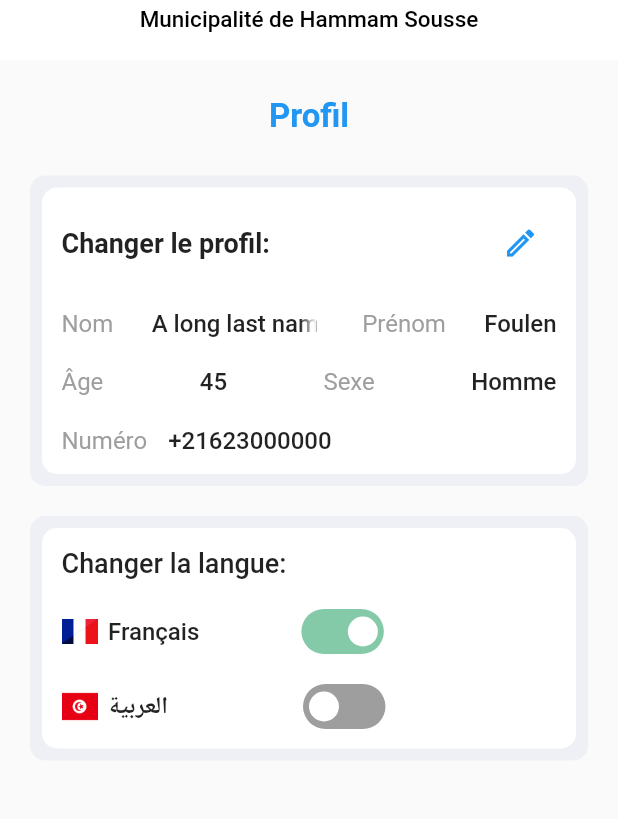
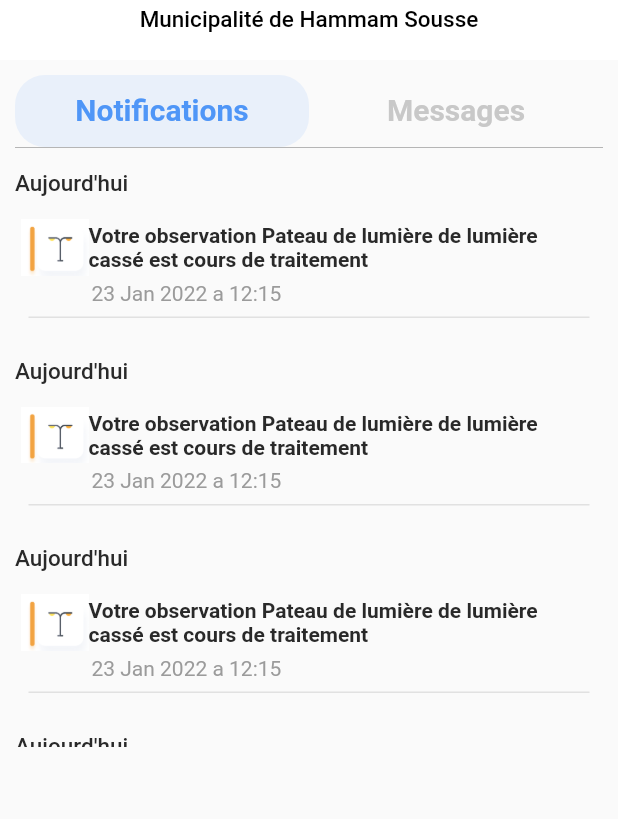
Before and after one commit to aymen2709/FlutterProject-rawia, a Flutter app: the Profil screen opened directly, after a tap on the "notifications" icon, on a phone screen of 412 x 824 dp, the part 90-909 px from its top. Run offline on Flutter 3.47's test engine with Material 2 defaults, Android fonts, the phone set to English and light mode, and no system bars; drawn by our look-alikes of flutter_switch; our stand-ins replace flutter_feather_icons, fluttericon, font_awesome_flutter, google_maps_flutter; Roboto replaces fonts that are missing (Brand Bold).

Commit message:
first commit

```diff
--- /dev/null
+++ b/lib/Notifications.dart
@@ -0,0 +1,257 @@
+import 'package:flutter/material.dart';
+import 'package:flutter/src/foundation/key.dart';
+import 'package:flutter/src/widgets/framework.dart';
+import 'package:flutter_myapp/ObservationsDetails.dart';
+
+class Notifications extends StatefulWidget {
+  const Notifications({ Key ? key}) : super(key: key);
+
+  @override
+  State<Notifications> createState() => _Notifications();
+}
+bool status = false;
+class _Notifications extends State<Notifications> {
+  @override
+  Widget build(BuildContext context) {
+    return Scaffold(
+        backgroundColor: Colors.grey[50],
+        appBar: AppBar(
+            toolbarHeight: 100,
+            elevation: 0.0,
+            title: Container(
+              child: Column(
+                children: <Widget>[
+                  SizedBox(
+                    height: 7.0,
+                  ),
+                  Image(
+                    image: AssetImage('assets/images/Municiaplite.jpeg'),
+                    width: 35.0,
+                    height: 35.0,
+                  ),
+                  SizedBox(
+                    height: 4.0,
+                  ),
+                  Text(
+                    'Municipalité de Hammam Sousse',
+                    style: TextStyle(color: Colors.black, fontSize: 15.0),
+                  ),
+                ],
+              ),
+            ),
+            centerTitle: true,
+            actions: [
+              IconButton(
+                padding: EdgeInsets.symmetric(horizontal: 18),
+                icon: Icon(
+                  Icons.notifications,
+                  color: Colors.blue,
+                ),
+                onPressed: () {
+                  // do something
+                },
+              )
+            ],
+            backgroundColor: Colors.white),
+        body:new Container(
+            padding: new EdgeInsets.all(10.0),
+            child:new Column(
+                crossAxisAlignment: CrossAxisAlignment.center,
+                children: [
+    DefaultTabController(
+    length: 2, // length of tabs
+    initialIndex: 0,
+    child: Column(crossAxisAlignment: CrossAxisAlignment.stretch, children: <Widget>[
+    Container(
+    child: Theme(
+        data: ThemeData(
+            highlightColor: Colors.transparent,
+            splashColor: Colors.transparent,
+            indicatorColor: Colors.transparent
+        ),
+    child: TabBar(
+     indicator: BoxDecoration(
+     color: const Color.fromRGBO(79, 150, 247, 0.1),
+         borderRadius: BorderRadius.circular(20.0),
+     ),
+      indicatorColor: Colors.transparent,
+      labelColor: const Color.fromRGBO(79, 150, 247, 1),
+      unselectedLabelColor: const Color.fromRGBO(166, 166, 166, 0.6),
+      labelStyle: TextStyle(fontSize: 20.0,fontWeight: FontWeight.w600),
+    tabs: [
+    Tab(text: 'Notifications'),
+    Tab(text: 'Messages'),
+    ],
+    )),
+    ),
+    Container(
+       //height:MediaQuery.of(context).size.height,
+        height: 400,
+        decoration: BoxDecoration(
+    border: Border(top: BorderSide(color: Colors.grey, width: 0.5)
+    )
+    ),
+    child: TabBarView(
+        children: <Widget>[
+    Container(
+      child:Expanded(
+          child:ListView.builder(
+              shrinkWrap: true,
+              itemCount: 5,
+              itemBuilder: (BuildContext context, int index) {
+                return Container(
+                    child: Column(
+                        crossAxisAlignment: CrossAxisAlignment.start,
+                        children: [
+                          const SizedBox(
+                            height: 15,
+                          ),
+                          Text("Aujourd'hui" , style: TextStyle(fontSize: 15,
+                              color: const Color.fromRGBO(41,41, 41, 1),
+                              fontWeight: FontWeight.w500),),
+                          const SizedBox(
+                            height: 7,
+                          ),
+                          GestureDetector(
+                            onTap: () {
+
+                            },
+                            child: Card(
+                              elevation: 0,
+                              color: Colors.grey[50],
+
+                              child: Column(crossAxisAlignment: CrossAxisAlignment.start,
+                                  children: [
+
+                                    Row(
+                                      mainAxisAlignment: MainAxisAlignment.spaceBetween,
+                                      children: [
+                                        Image(
+                                          image: AssetImage('assets/images/observation.PNG'),
+                                          width: 45.0,
+                                          height: 45.0,
+                                        ),
+                                        Flexible(
+                                            child: Text('Votre observation Pateau de lumière '
+                                                'de lumière cassé est cours de traitement',
+                                                overflow: TextOverflow.fade,
+                                                maxLines: 3,
+                                                softWrap: true,
+                                                style: TextStyle(fontWeight: FontWeight.w600,
+                                                    color: const Color.fromRGBO(41,41, 41, 1)
+                                                ))),
+                                      ],
+                                    ),
+                                    Row(
+                                      children: [
+                                        SizedBox(width: 47,),
+                                        Text ("23 Jan 2022 a 12:15",style: TextStyle(
+                                            color: const Color.fromRGBO(155, 155, 155, 1),
+                                            fontWeight: FontWeight.w400 ),),
+
+
+                                      ],
+                                    ),
+                                    Divider(
+                                      thickness: 1, // thickness of the line
+                                      indent: 5, // empty space to the leading edge of divider.
+                                      endIndent: 5, // empty space to the trailing edge of the divider.
+                                      color: const Color.fromRGBO(0, 0, 0, 0.1), // The color to use when painting the line.
+                                      // The divider's height extent.
+                                    ),
+
+                                  ]),
+
+                            ),
+                          )
+                        ]
+                    )
+                );
+              }
+          )),
+    ),
+    Container(
+        padding: new EdgeInsets.all(2.0),
+
+        child:Expanded(
+            child:ListView.builder(
+                shrinkWrap: true,
+                itemCount: 5,
+                itemBuilder: (BuildContext context, int index) {
+                  return Container(
+                      child: Column(
+                          crossAxisAlignment: CrossAxisAlignment.start,
+                          children: [
+                            const SizedBox(
+                              height: 15,
+                            ),
+                            Text("Aujourd'hui" , style: TextStyle(fontSize: 15,
+                                color: const Color.fromRGBO(41,41, 41, 1),
+                                fontWeight: FontWeight.w500),),
+                            const SizedBox(
+                              height: 7,
+                            ),
+                              Card(
+                                elevation: 0,
+                                color: const Color.fromRGBO(235, 238, 245, 0.3),
+                                  shape: RoundedRectangleBorder(
+                                    side: BorderSide(
+                                      color: const Color.fromRGBO(201, 209, 224, 0.7),
+                                    ),
+                                    borderRadius: BorderRadius.circular(10.0),
+
+                                  ),
+                             child: Padding(
+                                padding: new EdgeInsets.all(14.0),
+
+
+                                child: Column(crossAxisAlignment: CrossAxisAlignment.start,
+                                    children: [
+                                      RichText(
+                                        text: const TextSpan(
+                                            style: TextStyle(
+                                                color: Colors.black
+                                            ),
+                                            children: [
+                                              TextSpan(
+                                                text: 'La municipalité de Hamam Sousse vous souhaite un Aid Mubarek et vous annonce que durant les deux prochains jours, nous ne serons pas en service. Merci pour votre compréhension.',
+                                                style: TextStyle(fontWeight: FontWeight.w400,fontSize: 14,
+                                                    color: const Color.fromRGBO(41, 41, 41, 1)),),
+
+                                            ]
+                                        ),
+                                      ),
+                                      SizedBox(height: 5,),
+                                      RichText(
+                                        text: const TextSpan(
+                                            style: TextStyle(
+                                                color: Colors.black
+                                            ),
+                                            children: [
+                                              TextSpan(
+                                                text: '23 Jan , 2022 a 12:15',
+                                                style: TextStyle(fontWeight: FontWeight.w400,fontSize: 12,
+                                                    color: const Color.fromRGBO(155, 155, 155, 1)),),
+
+                                            ]
+                                        ),
+                                      ),
+
+                                    ])),
+
+                              ),
+
+                          ]
+                      )
+                  );
+                }
+            ))
+    ),
+    ])
+    )
+  ])
+    )
+    ]))
+    );
+
+  }}
--- a/lib/homeScreen.dart
+++ b/lib/homeScreen.dart
@@ -1,5 +1,6 @@
 import 'dart:async';
 import 'package:flutter/material.dart';
+import 'package:flutter_myapp/Notifications.dart';
 import 'package:google_maps_flutter/google_maps_flutter.dart';
 import 'package:fluttericon/typicons_icons.dart';
 import 'package:fluttericon/fontelico_icons.dart';
@@ -54,7 +55,8 @@ class HomeScreen extends StatelessWidget {
                   color: Colors.blue,
                 ),
                 onPressed: () {
-                  // do something
+                  Navigator.pushReplacement(context,
+                      MaterialPageRoute(builder: (context) => Notifications()));
                 },
               )
             ],
--- a/lib/main.dart
+++ b/lib/main.dart
@@ -1,4 +1,6 @@
 import 'package:flutter/material.dart';
+import 'package:flutter_myapp/NewsDetails.dart';
+import 'package:flutter_myapp/Notifications.dart';
 import 'package:flutter_myapp/abservations.dart';
 import 'package:flutter_myapp/homeScreen.dart';
 import 'package:flutter_myapp/navigation.dart';
@@ -24,7 +26,7 @@ class MyApp extends StatelessWidget {
           scaffoldBackgroundColor: Colors.white),
       initialRoute: HomeScreen.idScreen,
       routes: {
-        HomeScreen.idScreen: (context) =>  Observationslist(),
+        HomeScreen.idScreen: (context) =>  Abs(),
       },
       debugShowCheckedModeBanner: false,
     );
--- a/lib/profil.dart
+++ b/lib/profil.dart
@@ -1,4 +1,5 @@
 import 'package:flutter/material.dart';
+import 'package:flutter_myapp/Notifications.dart';
 import 'package:flutter_switch/flutter_switch.dart';
 
 class Profil extends StatefulWidget {
@@ -46,7 +47,8 @@ class _Profil extends State<Profil> {
                   color: Colors.blue,
                 ),
                 onPressed: () {
-                  // do something
+                  Navigator.pushReplacement(context,
+                      MaterialPageRoute(builder: (context) => Notifications()));
                 },
               )
             ],
```
Also changed, not shown: lib/NewsDetails.dart (added, +201 -0 lines), lib/ObservationsDetails.dart (+7 -7 lines), lib/abservations.dart (+12 -2 lines), lib/observationslist.dart (+13 -4 lines).
